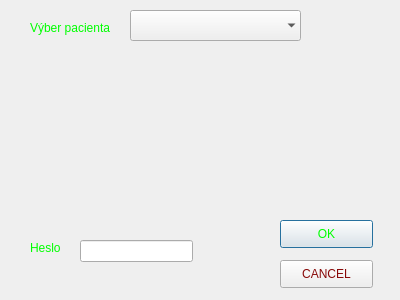
Old version of the form gui/patientWindow.ui in the repository PavolHradsky/PIS-bonus.
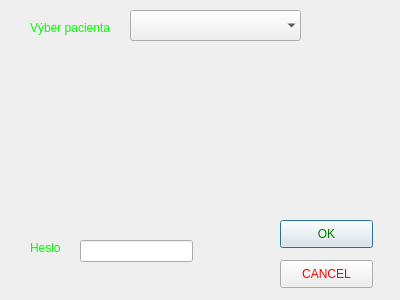
New version of the form.

```diff
--- a/gui/patientWindow.ui
+++ b/gui/patientWindow.ui
@@ -95,10 +95,17 @@
     </rect>
    </property>
    <property name="autoFillBackground">
-    <bool>true</bool>
+    <bool>false</bool>
    </property>
    <property name="styleSheet">
-    <string notr="true">color: #00FF00;</string>
+    <string notr="true">QPushButton:hover
+{
+   background-color:white;
+}
+
+QPushButton:enabled {
+        color: green;
+}</string>
    </property>
    <property name="text">
     <string>OK</string>
@@ -114,10 +121,17 @@
     </rect>
    </property>
    <property name="autoFillBackground">
-    <bool>true</bool>
+    <bool>false</bool>
    </property>
    <property name="styleSheet">
-    <string notr="true">color: #880808;</string>
+    <string notr="true">QPushButton:hover
+{
+   background-color:white;
+}
+
+QPushButton:enabled {
+        color: red;
+}</string>
    </property>
    <property name="text">
     <string>CANCEL</string>
```
Left out of the diff: 5 changed lines with no effect on the pictures.
